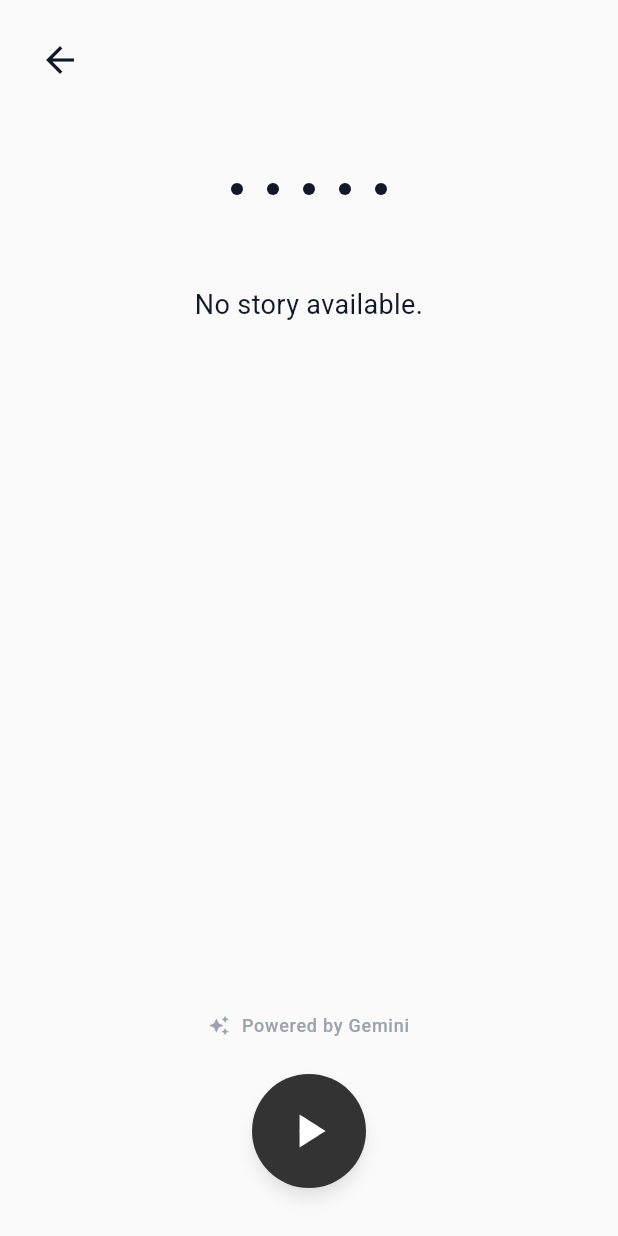
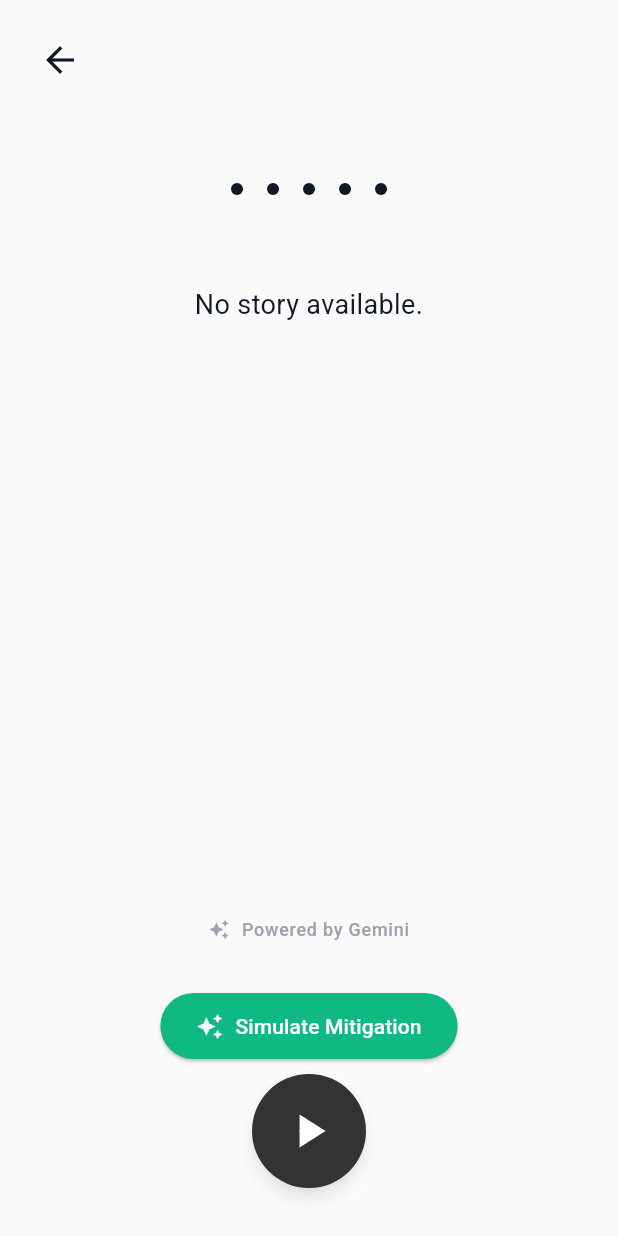
Before and after one commit to itsofficially-sreyash/UHI_Visualiser_for_LG, a Flutter app: the NarrationScreen screen opened directly, on a phone screen of 412 x 824 dp. Run offline on Flutter 3.47's test engine with Material 3 defaults, Android fonts, the phone set to English and light mode, and no system bars; our stand-ins replace flutter_dotenv, flutter_tts, loading_animation_widget, shared_preferences; missing offline and left inert: dartssh2; accounts and stored records are empty.

Commit message:
feat: add urban heat mitigation simulation feature with Gemini integration and loading states

```diff
--- a/lib/screens/narration_screen.dart
+++ b/lib/screens/narration_screen.dart
@@ -1,4 +1,5 @@
 import 'package:flutter/material.dart';
+import 'package:loading_animation_widget/loading_animation_widget.dart';
 import 'package:provider/provider.dart';
 import '../providers/city_provider.dart';
 import '../widgets/narration/animated_waveform.dart';
@@ -12,7 +13,8 @@
   State<NarrationScreen> createState() => _NarrationScreenState();
 }
 
-class _NarrationScreenState extends State<NarrationScreen> with SingleTickerProviderStateMixin {
+class _NarrationScreenState extends State<NarrationScreen>
+    with SingleTickerProviderStateMixin {
   late AnimationController _fadeController;
   late Animation<double> _fadeAnimation;
 
@@ -23,7 +25,10 @@
       vsync: this,
       duration: const Duration(milliseconds: 600),
     );
-    _fadeAnimation = CurvedAnimation(parent: _fadeController, curve: Curves.easeOut);
+    _fadeAnimation = CurvedAnimation(
+      parent: _fadeController,
+      curve: Curves.easeOut,
+    );
     _fadeController.forward();
   }
 
@@ -42,9 +47,9 @@
     return PopScope(
       canPop: true,
       onPopInvokedWithResult: (didPop, result) {
-         if (didPop) {
-           provider.stopNarration();
-         }
+        if (didPop) {
+          provider.stopNarration();
+        }
       },
       child: Scaffold(
         backgroundColor: const Color(0xFFFAFAFA),
@@ -54,11 +59,18 @@
             child: Column(
               children: [
                 Padding(
-                  padding: const EdgeInsets.symmetric(horizontal: 16.0, vertical: 16.0),
+                  padding: const EdgeInsets.symmetric(
+                    horizontal: 16.0,
+                    vertical: 16.0,
+                  ),
                   child: Row(
                     children: [
                       IconButton(
-                        icon: const Icon(Icons.arrow_back, size: 28, color: Color(0xFF111827)),
+                        icon: const Icon(
+                          Icons.arrow_back,
+                          size: 28,
+                          color: Color(0xFF111827),
+                        ),
                         onPressed: () {
                           provider.stopNarration();
                           Navigator.of(context).pop();
@@ -105,7 +117,9 @@
                     child: SingleChildScrollView(
                       physics: const BouncingScrollPhysics(),
                       child: Text(
-                        provider.heatStory.isNotEmpty ? provider.heatStory : 'No story available.',
+                        provider.heatStory.isNotEmpty
+                            ? provider.heatStory
+                            : 'No story available.',
                         style: TextStyle(
                           fontSize: 18,
                           fontWeight: FontWeight.w400,
@@ -119,6 +133,42 @@
                 ),
 
                 const GeminiFooter(),
+
+                if (provider.isLoading)
+                  Padding(
+                    padding: const EdgeInsets.symmetric(vertical: 8.0),
+                    child: Container(
+                      padding: const EdgeInsets.all(16),
+                      decoration: BoxDecoration(
+                        borderRadius: BorderRadius.circular(30),
+                        color: const Color(0xFF10B981),
+                      ),
+                      child: LoadingAnimationWidget.progressiveDots(
+                        color: Colors.white,
+                        size: 30,
+                      ),
+                    ),
+                  )
+                else
+                  Padding(
+                    padding: const EdgeInsets.symmetric(vertical: 8.0),
+                    child: ElevatedButton.icon(
+                      onPressed: () => provider.simulateMitigation(),
+                      icon: const Icon(Icons.auto_awesome),
+                      label: const Text('Simulate Mitigation'),
+                      style: ElevatedButton.styleFrom(
+                        backgroundColor: const Color(0xFF10B981),
+                        foregroundColor: Colors.white,
+                        padding: const EdgeInsets.symmetric(
+                          horizontal: 24,
+                          vertical: 12,
+                        ),
+                        shape: RoundedRectangleBorder(
+                          borderRadius: BorderRadius.circular(24),
+                        ),
+                      ),
+                    ),
+                  ),
 
                 Padding(
                   padding: const EdgeInsets.only(bottom: 32.0),
--- a/pubspec.yaml
+++ b/pubspec.yaml
@@ -20,6 +20,7 @@
   flutter_tts: ^4.2.5
   flutter_dotenv: ^6.0.1
   shared_preferences: ^2.5.5
+  loading_animation_widget: ^1.3.0
 
 dev_dependencies:
   flutter_test:
```
Also changed, not shown: lib/providers/city_provider.dart (+32 -0 lines), lib/services/gemini_service.dart (+50 -0 lines).
